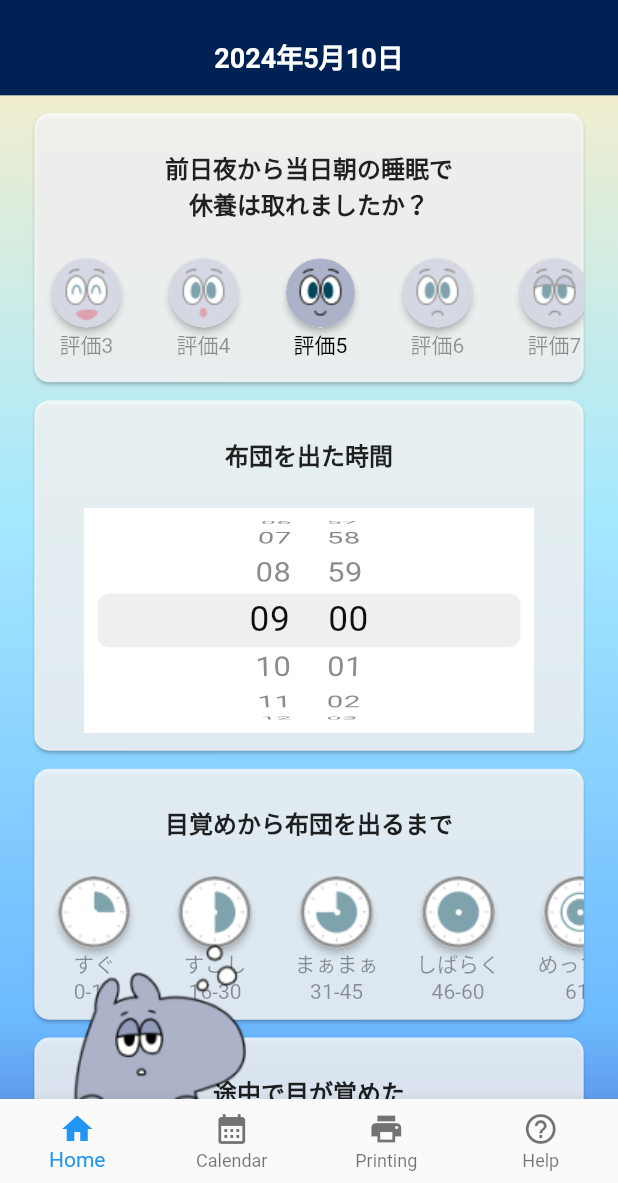
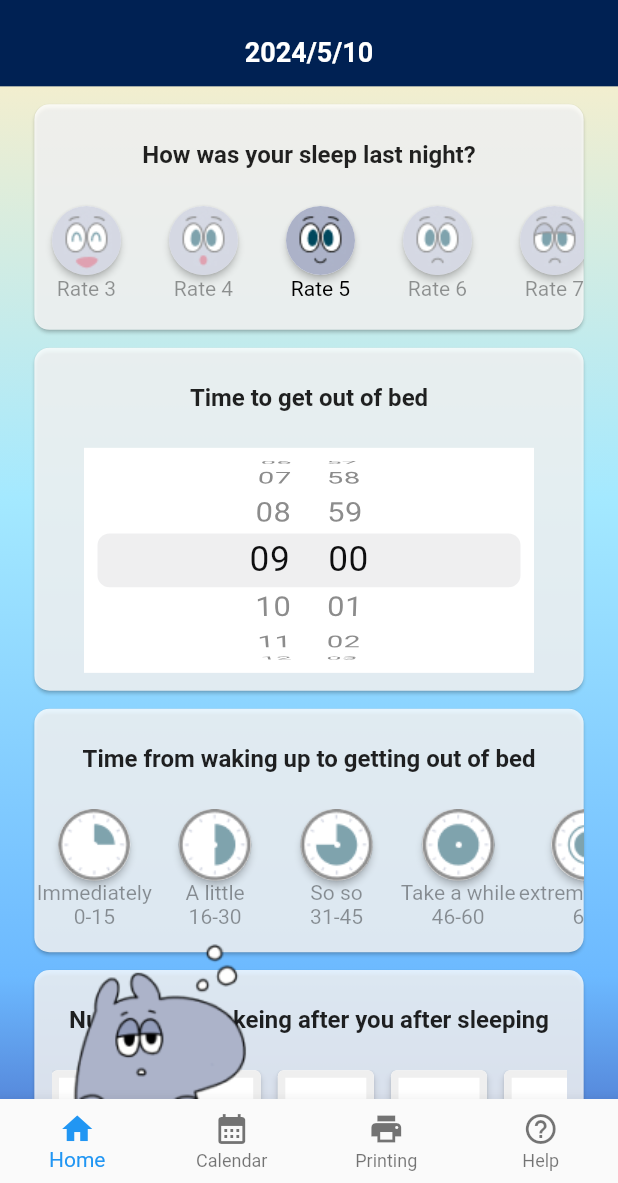
Before and after one commit to codeforjapan/Gussuri, a Flutter app: the screen it shows after launch, after a tap on "Record Your Sleep", on a phone screen of 412 x 824 dp, the part 53-1236 px from its top. Run offline on Flutter 3.47's test engine with Material 2 defaults, Android fonts, the phone set to English and light mode, and no system bars; our stand-ins replace cloud_firestore, csv, device_info_plus, firebase_core, firebase_crashlytics, flutter_hooks and 3 more; accounts and stored records are empty; generated files the repository leaves out were written again.

Commit message:
fix: apply i10n on input screen

```diff
--- a/lib/component/awake_form.dart
+++ b/lib/component/awake_form.dart
@@ -1,6 +1,7 @@
 import 'package:flutter_screenutil/flutter_screenutil.dart';
 import 'package:flutter/material.dart';
 import 'package:gussuri/component/image_buttons.dart';
+import 'package:flutter_gen/gen_l10n/app_localizations.dart';
 
 class AwakeForm extends StatefulWidget {
   final ValueChanged<int?>? onChangedTimes;
@@ -52,10 +53,10 @@ class AwakeFormState extends State<AwakeForm> with TickerProviderStateMixin {
         child: Column(children: [
           Padding(
             padding: EdgeInsets.symmetric(vertical: 20.h),
-            child: const Text(
-              '途中で目が覚めた',
+            child: Text(
+              AppLocalizations.of(context)?.inputAwakeingAfter ?? '途中で目が覚めた',
               textAlign: TextAlign.center,
-              style: TextStyle(fontSize: 16, fontWeight: FontWeight.bold),
+              style: const TextStyle(fontSize: 16, fontWeight: FontWeight.bold),
             ),
           ),
           Container(
@@ -104,10 +105,10 @@ class AwakeFormState extends State<AwakeForm> with TickerProviderStateMixin {
                 padding: EdgeInsets.symmetric(vertical: 20.h),
                 child: Opacity(
                   opacity: isChecked ? 1 : 0.5,
-                  child: const Text(
-                    '複数回の場合は平均を教えてください',
+                  child: Text(
+                    AppLocalizations.of(context)?.inputAwakeingAfterAverageTime ?? '複数回の場合は平均を教えてください',
                     textAlign: TextAlign.center,
-                    style: TextStyle(fontSize: 16, fontWeight: FontWeight.bold),
+                    style: const TextStyle(fontSize: 16, fontWeight: FontWeight.bold),
                   ),
                 )),
           ),
--- a/lib/component/image_buttons.dart
+++ b/lib/component/image_buttons.dart
@@ -1,5 +1,6 @@
 import 'package:flutter_screenutil/flutter_screenutil.dart';
 import 'package:flutter/material.dart';
+import 'package:flutter_gen/gen_l10n/app_localizations.dart';
 
 class ImageButton extends StatefulWidget {
   final ValueChanged<String?>? onChanged;
@@ -18,18 +19,27 @@ class ImageButtonState extends State<ImageButton>
   List<bool> isSelected = List.generate(5, (i) => false);
   late final Function(String?) submitOnChanged;
   bool disabled = false;
+  // late Map<String, String> _values;
 
   final Map<String, String> _values = {
-    'すぐ\n0-15': '0-15',
-    'すこし\n16-30': '16-30',
-    'まぁまぁ\n31-45': '31-45',
-    'しばらく\n46-60': '46-60',
-    'めっちゃ\n61-': '61-'
+    '0': '0-15',
+    '1': '16-30',
+    '2': '31-45',
+    '3': '46-60',
+    '4': '61-'
   };
 
   @override
   void initState() {
     super.initState();
+    // final localizations = AppLocalizations.of(context)!;
+    // _values = {
+    //   localizations.rateImmediately: '0-15',
+    //   localizations.rateLittle: '16-30',
+    //   localizations.rateSoso: '31-45',
+    //   localizations.rateWhile: '46-60',
+    //   localizations.rateLong: '61-'
+    // };
     if (widget.onChanged != null) {
       submitOnChanged = widget.onChanged!;
     }
@@ -42,6 +52,15 @@ class ImageButtonState extends State<ImageButton>
   @override
   Widget build(BuildContext context) {
     disabled = widget.disabled;
+    final localizations = AppLocalizations.of(context)!;
+
+    final List<String> labels = [
+      localizations.rateImmediately,
+      localizations.rateLittle,
+      localizations.rateSoso,
+      localizations.rateWhile,
+      localizations.rateLong
+    ];
 
     return SizedBox(
       height: 80.h,
@@ -72,7 +91,7 @@ class ImageButtonState extends State<ImageButton>
                           child: Image.asset('images/time$index.png'))),
                 ),
                 Text(
-                  key,
+                  labels[int.parse(key)],
                   textAlign: TextAlign.center,
                   style: TextStyle(
                       color: isSelected[index]
--- a/lib/component/slide_button.dart
+++ b/lib/component/slide_button.dart
@@ -2,6 +2,7 @@ import 'package:flutter/cupertino.dart';
 import 'package:flutter_screenutil/flutter_screenutil.dart';
 import 'package:flutter/material.dart';
 import 'package:gussuri/component/input_card.dart';
+import 'package:flutter_gen/gen_l10n/app_localizations.dart';
 
 class SlideButton extends StatefulWidget {
   final ValueChanged<int?>? onChanged;
@@ -35,8 +36,10 @@ class SlideButtonState extends State<SlideButton>
 
   @override
   Widget build(BuildContext context) {
+    final localizations = AppLocalizations.of(context)!;
+
     return InputCard(
-      title: '前日夜から当日朝の睡眠で\n休養は取れましたか？',
+      title: localizations.inputLastnight,
       form: SizedBox(
         height: 70.h,
         child: ListView.builder(
@@ -65,7 +68,7 @@ class SlideButtonState extends State<SlideButton>
                     )),
                   ),
                   Text(
-                    '評価${index + 1}',
+                    '${localizations.rate} ${index + 1}',
                     style: TextStyle(
                         color: isSelected[index]
                             ? Colors.black.withOpacity(1)
--- a/lib/input.dart
+++ b/lib/input.dart
@@ -11,6 +11,7 @@ import 'package:gussuri/component/submit_button.dart';
 import 'package:gussuri/component/title_box.dart';
 import 'package:gussuri/helper/DeviceData.dart';
 import 'package:intl/intl.dart';
+import 'package:flutter_gen/gen_l10n/app_localizations.dart';
 
 class Input extends StatefulWidget {
   final DateTime selectedDay;
@@ -48,7 +49,7 @@ class _InputState extends State<Input> {
   void initState() {
     super.initState();
     DateFormat outputFormat = DateFormat('yyyy-MM-dd');
-    formattedDate = DateFormat('yyyy年M月d日').format(widget.selectedDay);
+    formattedDate = DateFormat('yyyy/M/d').format(widget.selectedDay);
     _targetDays = outputFormat.format(widget.selectedDay).split('-');
     _sleepyData = {
       "bed_time": DateTime(
@@ -94,6 +95,8 @@ class _InputState extends State<Input> {
 
   @override
   Widget build(BuildContext context) {
+    final localizations = AppLocalizations.of(context)!;
+
     return Scaffold(
         backgroundColor: Colors.transparent,
         body: Stack(children: [
@@ -112,7 +115,7 @@ class _InputState extends State<Input> {
                     },
                   ),
                   InputCard(
-                      title: '布団を出た時間',
+                      title: localizations.inputGetUpTime,
                       form: Container(
                           alignment: Alignment.center,
                           margin: EdgeInsets.only(bottom: 10.h),
@@ -130,7 +133,7 @@ class _InputState extends State<Input> {
                                     })
                                   }))),
                   InputCard(
-                      title: '目覚めから布団を出るまで',
+                      title: localizations.inputWakeingUp,
                       form: ImageButton(
                           key: imageBoxKey,
                           onChanged: (value) {
@@ -151,7 +154,7 @@ class _InputState extends State<Input> {
                     },
                   ),
                   InputCard(
-                      title: '布団に入ってから眠りにつくまで',
+                      title: localizations.inputBetweenBedToSleep,
                       form: ImageButton(
                           key: imageBoxKeySecond,
                           onChanged: (value) {
@@ -160,7 +163,7 @@ class _InputState extends State<Input> {
                             });
                           })),
                   InputCard(
-                      title: '布団に入った時間',
+                      title: localizations.inputTimeInBed,
                       form: Container(
                           alignment: Alignment.center,
                           margin: EdgeInsets.only(bottom: 10.h),
@@ -181,7 +184,7 @@ class _InputState extends State<Input> {
                     mainAxisAlignment: MainAxisAlignment.end,
                     children: [
                       SubmitButton(
-                        buttonText: '入力完了',
+                        buttonText: localizations.inputComplete,
                         onPressed: _checkSubmit()
                             ? () {
                                   timePickerKey.currentState?.finalizeChanges();
--- a/lib/l10n/app_en.arb
+++ b/lib/l10n/app_en.arb
@@ -11,11 +11,11 @@
   "rate": "Rate",
   "inputGetUpTime": "Time to get out of bed",
   "inputWakeingUp": "Time from waking up to getting out of bed",
-  "rateImmediately": "Immediately",
-  "rateLittle": "A little",
-  "rateSoso": "So so",
-  "rateWhile": "Take a while",
-  "rateLong": "extremely long",
+  "rateImmediately": "Immediately\n0-15",
+  "rateLittle": "A little\n16-30",
+  "rateSoso": "So so\n31-45",
+  "rateWhile": "Take a while\n46-60",
+  "rateLong": "extremely long\n61-",
   "inputAwakeingAfter": "Number of awakeing after you after sleeping",
   "inputAwakeingAfterAverageTime": "Time of awakeing after you after sleeping(If it happened more than once, let me know the average.)",
   "inputBetweenBedToSleep": "Time between getting into bed and falling asleep",
```
Also changed, not shown: lib/l10n/app_ko.arb (+5 -5 lines), lib/l10n/app_tw.arb (+5 -5 lines).
